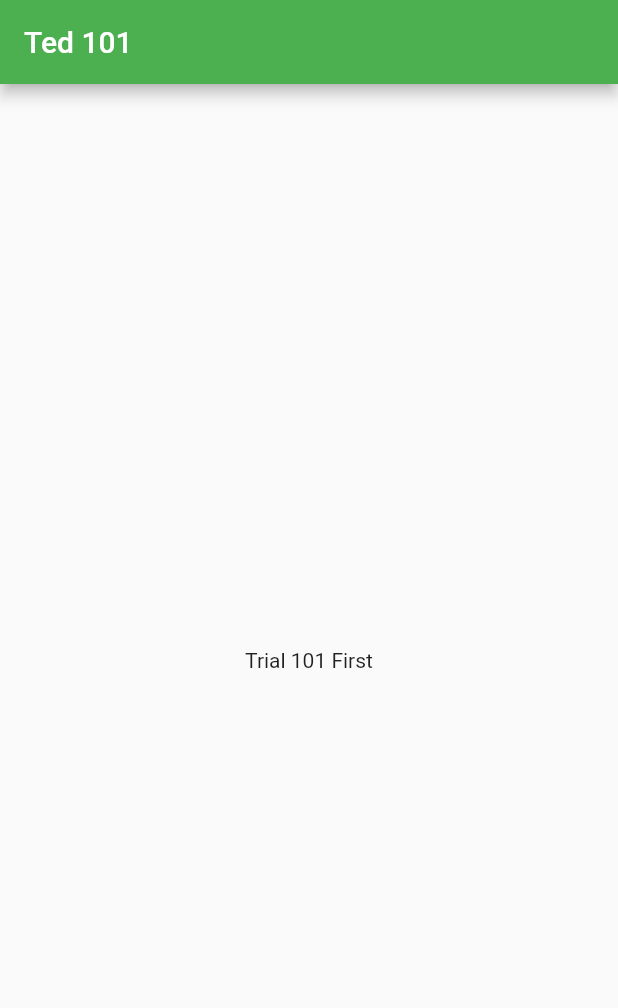
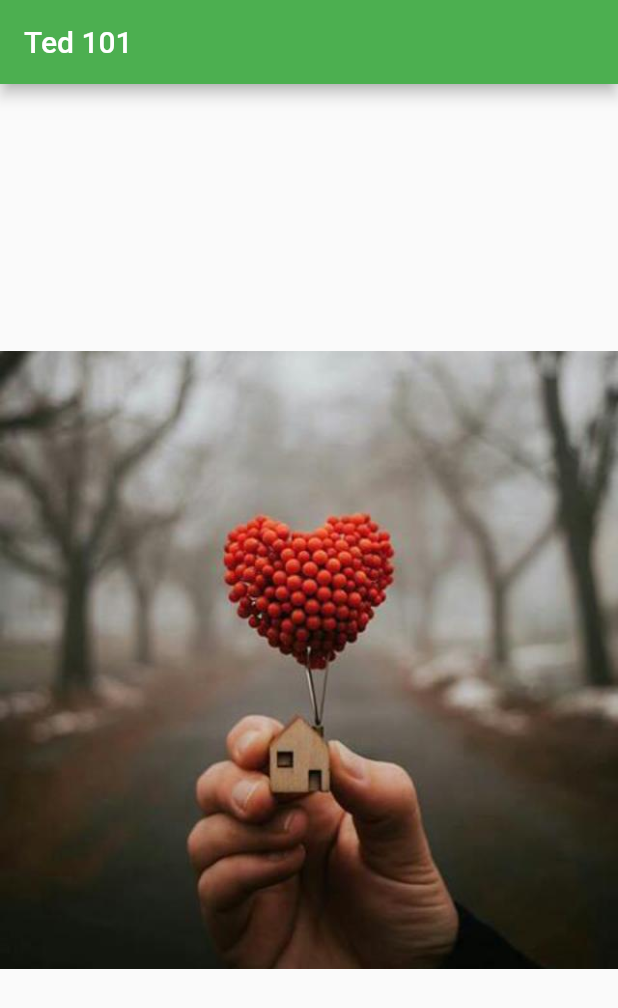
Before and after one commit to Ted523/flutterPrac, a Flutter app: the screen it shows after launch, on a phone screen of 412 x 824 dp. Shown: the top 1008 px of the screen. Run offline on Flutter 3.47's test engine with Material 2 defaults, Android fonts, the light colour scheme and no system bars.

Commit message:
Included assets file

```diff
--- a/lib/main.dart
+++ b/lib/main.dart
@@ -26,7 +26,7 @@ class MyHomePage extends StatelessWidget{
       appBar: AppBar
         (title: Text(this.title),
         ),
-    body: Center(child: Text("Trial 101 First",)
+    body: Center(child: Image.asset("assets/smiley.jpg")
     ),
     );
   }
--- a/pubspec.yaml
+++ b/pubspec.yaml
@@ -40,6 +40,10 @@ flutter:
   # included with your application, so that you can use the icons in
   # the material Icons class.
   uses-material-design: true
+
+  assets:
+          - assets/smiley.jpg
+
 
   # To add Flutter specific assets to your application, add an assets section,
   # like this:
```
Also changed, not shown: assets/smiley.jpg (added).
